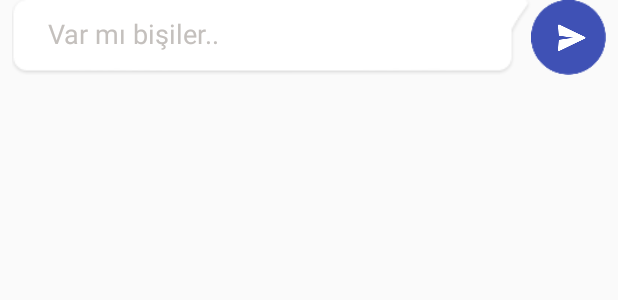
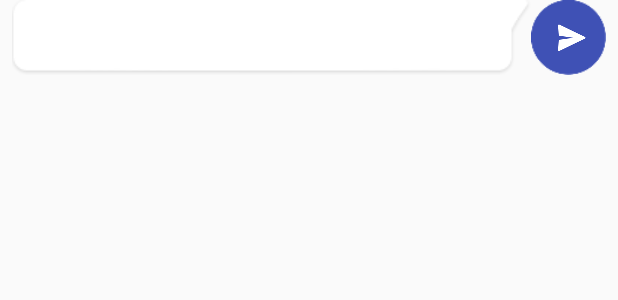
Before and after one commit to cenkgun/ChatBar, an Android app: the layout chatbar_layout.xml on its own in the app's theme, with its tools: preview values and no code run, on a phone screen of 412 x 824 dp. Shown: the top 300 px of the screen. Run offline under Robolectric (Android 15) with nearby library versions, the phone set to English and light mode, and no system bars.

Commit message:
Removed hard coded hint

```diff
--- a/chatbar/src/main/res/layout/chatbar_layout.xml
+++ b/chatbar/src/main/res/layout/chatbar_layout.xml
@@ -32,7 +32,6 @@
                 android:layout_height="wrap_content"
                 android:layout_gravity="bottom"
                 android:layout_marginLeft="12dp"
-                android:hint="Var mı bişiler.."
                 android:maxLines="3"
                 android:scrollbars="vertical"
                 android:singleLine="false"
```
